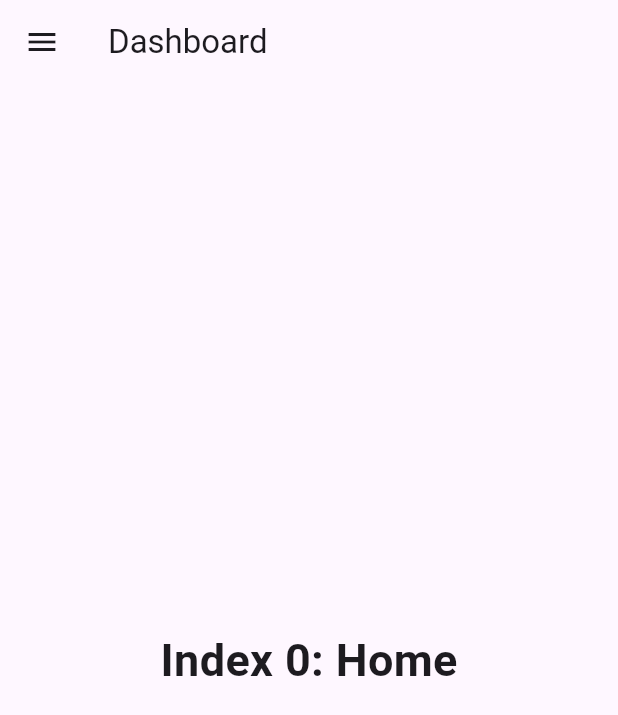
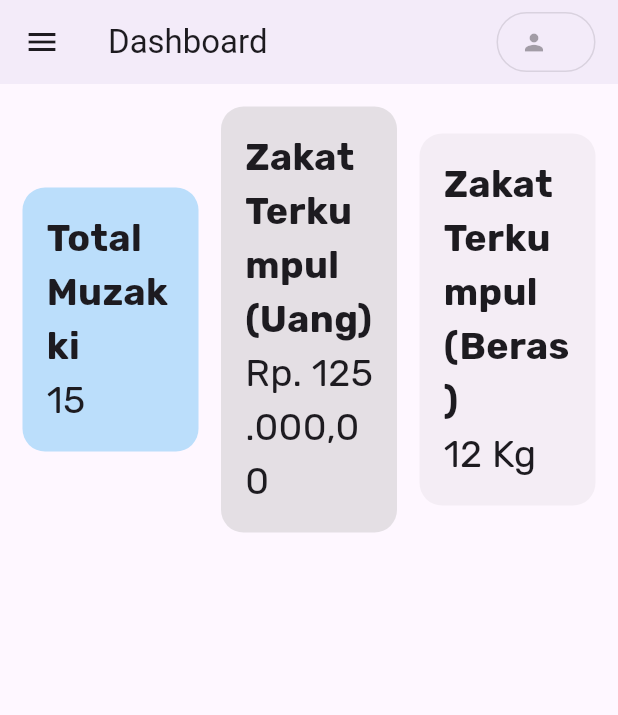
Before and after one commit to har00zall/zakat_edoc, a Flutter app: the Dashboard screen opened directly, on a phone screen of 412 x 824 dp. Shown: the top 715 px of the screen. Run offline on Flutter 3.47's test engine with Material 3 defaults, Android fonts, the light colour scheme and no system bars; our stand-ins replace google_fonts, hive; missing offline and left inert: dargon2_flutter; accounts and stored records are empty; statements that could not run were skipped.

Commit message:
update/dashboard

```diff
--- a/lib/db_route.dart
+++ /dev/null
@@ -1,6 +0,0 @@
-import 'package:hive/hive.dart';
-import 'package:zakat_edoc/database/user_data.dart';
-
-const String userDatabaseName = "db_users";
-
-late Box<UserData> userDB;
--- a/lib/helpers/login_helper.dart
+++ b/lib/helpers/login_helper.dart
@@ -1,6 +1,7 @@
 import 'package:dargon2_flutter/dargon2_flutter.dart';
 import 'package:zakat_edoc/database/user_data.dart';
-import 'package:zakat_edoc/db_route.dart';
+import 'package:zakat_edoc/data_route.dart';
+import 'package:zakat_edoc/helpers/session_helper.dart';
 
 enum LoginResponseCode { error, success }
 
@@ -28,6 +29,8 @@ class LoginHelper {
           responseMessage: "Wrong Password");
     }
 
+    SessionHelper.addSession(
+        retrievedUserData.id.toString(), retrievedUserData);
     return const LoginResponse(
         responseCode: LoginResponseCode.success,
         responseMessage: "Succesfully Logged in");
--- /dev/null
+++ b/lib/helpers/logout_helper.dart
@@ -0,0 +1,7 @@
+import 'package:zakat_edoc/helpers/session_helper.dart';
+
+class LogoutHelper {
+  static Future<void> logout() async {
+    await SessionHelper.clearSession();
+  }
+}
--- a/lib/widgets/stateful/dashboard.dart
+++ b/lib/widgets/stateful/dashboard.dart
@@ -1,4 +1,8 @@
 import 'package:flutter/material.dart';
+import 'package:google_fonts/google_fonts.dart';
+import 'package:zakat_edoc/data_route.dart';
+import 'package:zakat_edoc/helpers/logout_helper.dart';
+import 'package:zakat_edoc/route.dart';
 
 class Dashboard extends StatefulWidget {
   const Dashboard({super.key});
@@ -8,14 +12,13 @@ class Dashboard extends StatefulWidget {
 }
 
 class _DashboardState extends State<Dashboard> {
+  bool isLoggingOut = false;
   int _selectedIndex = 0;
+
   static const TextStyle optionStyle =
       TextStyle(fontSize: 30, fontWeight: FontWeight.bold);
   static const List<Widget> _widgetOptions = <Widget>[
-    Text(
-      'Index 0: Home',
-      style: optionStyle,
-    ),
+    HomeDashboard(),
     Text(
       'Index 1: Business',
       style: optionStyle,
@@ -47,6 +50,19 @@ class _DashboardState extends State<Dashboard> {
             );
           },
         ),
+        actions: [
+          Padding(
+            padding: EdgeInsets.only(right: 15),
+            child: OutlinedButton.icon(
+              onPressed: null,
+              label: Text(userSession.length == 0
+                  ? ""
+                  : userSession.getAt(0)!.userData.displayName),
+              icon: Icon(Icons.person),
+            ),
+          )
+        ],
+        elevation: 2.5,
       ),
       body: Center(
         child: _widgetOptions[_selectedIndex],
@@ -85,6 +101,122 @@ class _DashboardState extends State<Dashboard> {
                 Navigator.pop(context);
               },
             ),
+            Padding(
+              padding: EdgeInsets.all(15),
+              child: SizedBox(
+                height: 35,
+                child: FilledButton.icon(
+                  onPressed: isLoggingOut ? null : tryLogout,
+                  label: Text("Log Out"),
+                  icon: Icon(Icons.logout),
+                ),
+              ),
+            ),
+          ],
+        ),
+      ),
+    );
+  }
+
+  void tryLogout() {
+    setState(() {
+      isLoggingOut = true;
+    });
+
+    LogoutHelper.logout();
+    backToLogin();
+  }
+
+  void backToLogin() {
+    if (Navigator.canPop(context)) {
+      Navigator.pop(context);
+    }
+
+    Navigator.pushReplacement(
+      context,
+      MaterialPageRoute(builder: (context) => login),
+    );
+  }
+}
+
+class HomeDashboard extends StatefulWidget {
+  const HomeDashboard({super.key});
+
+  @override
+  State<HomeDashboard> createState() => _HomeDashboardState();
+}
+
+class _HomeDashboardState extends State<HomeDashboard> {
+  @override
+  Widget build(BuildContext context) {
+    return ListView(
+      padding: EdgeInsets.all(15),
+      children: [
+        Row(
+          spacing: 15,
+          children: [
+            ReportCard(
+              title: "Total Muzakki",
+              data: "15",
+              backgroundColor: Theme.of(context).primaryColorLight,
+            ),
+            ReportCard(
+              title: "Zakat Terkumpul (Uang)",
+              data: "Rp. 125.000,00",
+              backgroundColor: Theme.of(context).highlightColor,
+            ),
+            ReportCard(
+              title: "Zakat Terkumpul (Beras)",
+              data: "12 Kg",
+              backgroundColor: Theme.of(context).hoverColor,
+            ),
+          ],
+        )
+      ],
+    );
+  }
+}
+
+class ReportCard extends StatelessWidget {
+  const ReportCard(
+      {super.key,
+      required this.title,
+      required this.data,
+      required this.backgroundColor});
+
+  final String title;
+  final String data;
+  final Color backgroundColor;
+
+  @override
+  Widget build(BuildContext context) {
+    return Expanded(
+      child: Container(
+        padding: EdgeInsets.all(15),
+        decoration: BoxDecoration(
+          color: backgroundColor,
+          border: Border.all(style: BorderStyle.none),
+          borderRadius: BorderRadius.all(
+            Radius.circular(15),
+          ),
+        ),
+        child: Column(
+          mainAxisAlignment: MainAxisAlignment.center,
+          crossAxisAlignment: CrossAxisAlignment.start,
+          children: [
+            Text(
+              title,
+              style: GoogleFonts.rubik(
+                fontWeight: FontWeight.bold,
+                fontSize: 25,
+              ),
+            ),
+            Text(
+              data,
+              style: GoogleFonts.rubik(
+                fontSize: 25,
+              ),
+            ),
           ],
         ),
       ),
--- a/pubspec.yaml
+++ b/pubspec.yaml
@@ -38,6 +38,7 @@ dependencies:
   hive: ^2.2.3
   hive_flutter: ^1.1.0
   dargon2_flutter: ^3.3.0
+  google_fonts: ^6.2.1
 
 dev_dependencies:
   flutter_test:
```
Also changed, not shown: lib/data_route.dart (added, +37 -0 lines), lib/database/user_session.dart (added, +15 -0 lines), lib/helpers/session_helper.dart (added, +18 -0 lines), lib/main.dart (+9 -24 lines), lib/widgets/stateful/login.dart (+19 -5 lines), lib/database/user_session.g.dart (added), pubspec.lock, 4 other files.
